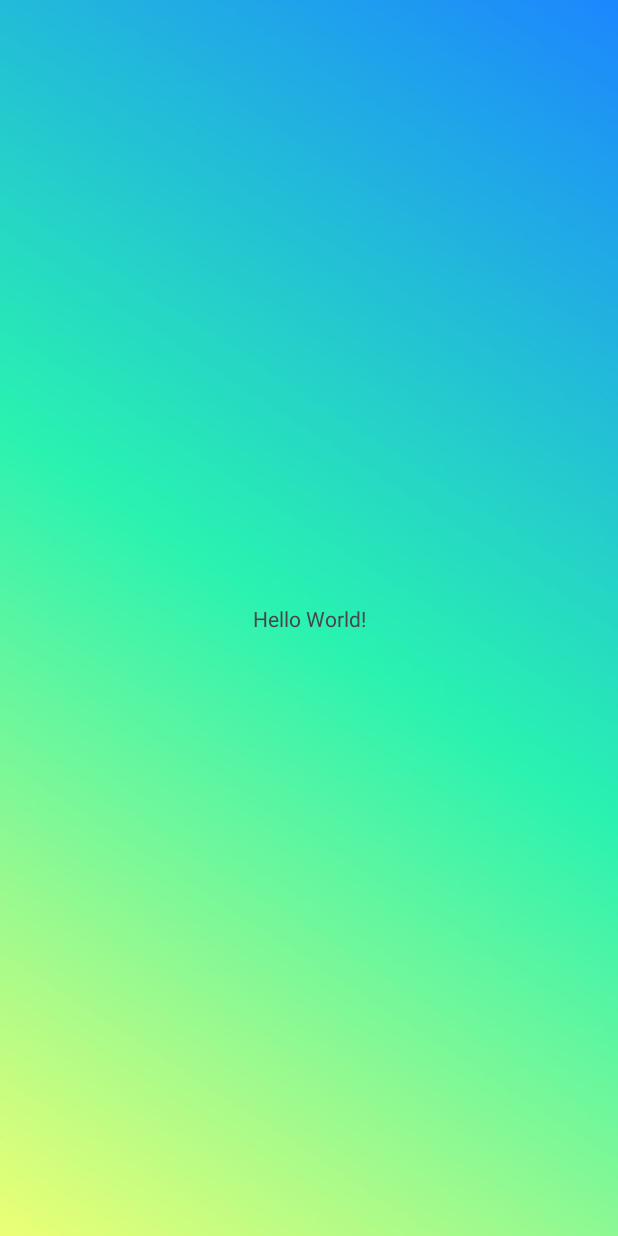
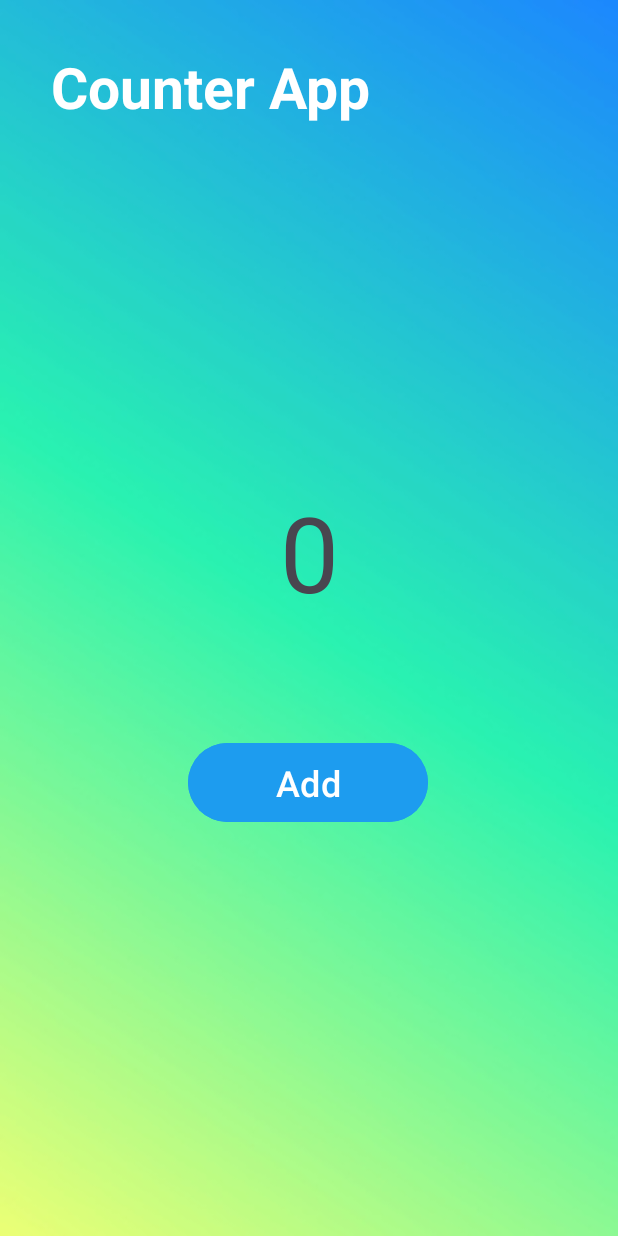
Before and after one commit to Omnia-97/Simple-Android-CounterApp, an Android app: the screen it shows after launch (MainActivity), on a phone screen of 412 x 824 dp. Run offline under Robolectric (Android 15) with nearby library versions, the phone set to English and light mode, and no system bars.

Commit message:
finish simple app

```diff
--- a/app/src/main/java/com/example/counterappandroid/MainActivity.java
+++ b/app/src/main/java/com/example/counterappandroid/MainActivity.java
@@ -3,12 +3,30 @@ package com.example.counterappandroid;
 import androidx.appcompat.app.AppCompatActivity;
 
 import android.os.Bundle;
+import android.view.View;
+import android.widget.Button;
+import android.widget.TextView;
 
 public class MainActivity extends AppCompatActivity {
+    TextView titleText , counterText;
+    Button addButton;
+    int counter =0;
 
     @Override
     protected void onCreate(Bundle savedInstanceState) {
         super.onCreate(savedInstanceState);
         setContentView(R.layout.activity_main);
+        titleText = findViewById(R.id.titleText);
+        counterText = findViewById(R.id.textViewNum);
+        addButton = findViewById(R.id.addButton);
+        addButton.setOnClickListener(new View.OnClickListener() {
+            @Override
+            public void onClick(View v) {
+                counterText.setText(""+increaseTheCounter());
+            }
+        });
+    }
+    public int increaseTheCounter(){
+       return ++counter;
     }
 }
--- a/app/src/main/res/layout/activity_main.xml
+++ b/app/src/main/res/layout/activity_main.xml
@@ -8,12 +8,44 @@
     tools:context=".MainActivity">
 
     <TextView
+        android:id="@+id/titleText"
         android:layout_width="wrap_content"
         android:layout_height="wrap_content"
-        android:text="Hello World!"
+        android:layout_marginTop="32dp"
+        android:text="Counter App"
+        android:textColor="@color/white"
+        android:textSize="38sp"
+        android:textStyle="bold"
+        app:layout_constraintEnd_toEndOf="parent"
+        app:layout_constraintHorizontal_bias="0.172"
+        app:layout_constraintStart_toStartOf="parent"
+        app:layout_constraintTop_toTopOf="parent" />
+
+    <TextView
+        android:id="@+id/textViewNum"
+        android:layout_width="wrap_content"
+        android:layout_height="wrap_content"
+        android:text="0"
+        android:textSize="70sp"
         app:layout_constraintBottom_toBottomOf="parent"
         app:layout_constraintEnd_toEndOf="parent"
         app:layout_constraintStart_toStartOf="parent"
-        app:layout_constraintTop_toTopOf="parent" />
+        app:layout_constraintTop_toTopOf="parent"
+        app:layout_constraintVertical_bias="0.44" />
+
+    <Button
+        android:id="@+id/addButton"
+        android:layout_width="160dp"
+        android:layout_height="wrap_content"
+        android:text="Add"
+        android:textSize="24sp"
+        android:padding="10dp"
+        android:backgroundTint="@color/blue"
+        android:layout_marginBottom="272dp"
+        app:layout_constraintBottom_toBottomOf="parent"
+        app:layout_constraintEnd_toEndOf="parent"
+        app:layout_constraintHorizontal_bias="0.498"
+        app:layout_constraintStart_toStartOf="parent"
+        />
 
 </androidx.constraintlayout.widget.ConstraintLayout>
--- a/app/src/main/res/values/colors.xml
+++ b/app/src/main/res/values/colors.xml
@@ -2,4 +2,5 @@
 <resources>
     <color name="black">#FF000000</color>
     <color name="white">#FFFFFFFF</color>
+    <color name="blue">#1d9cef</color>
 </resources>
```
